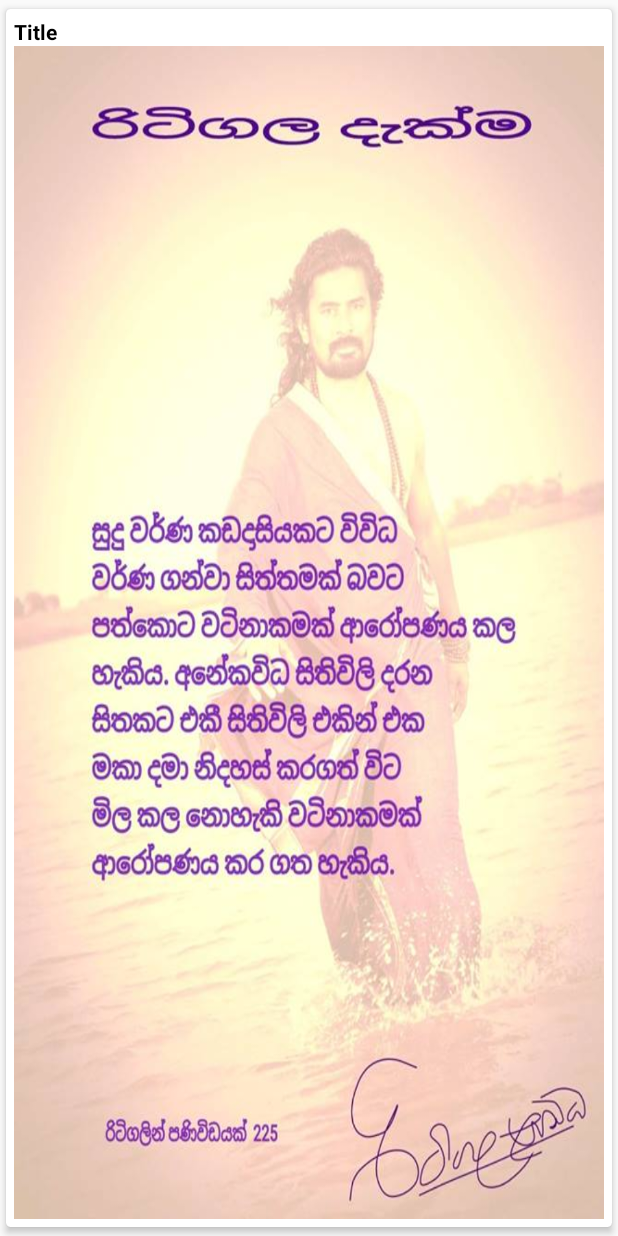
After one commit to ThamiduNaveen/rdk, an Android app: the layout one_panivida.xml on its own in the app's theme, with its tools: preview values and no code run, on a phone screen of 412 x 824 dp. The commit adds this screen. Run offline under Robolectric (Android 15) with nearby library versions, the phone set to English and light mode, and no system bars.

Commit message:
2 commit

```diff
--- a/app/src/main/AndroidManifest.xml
+++ b/app/src/main/AndroidManifest.xml
@@ -1,6 +1,9 @@
 <?xml version="1.0" encoding="utf-8"?>
 <manifest xmlns:android="http://schemas.android.com/apk/res/android"
     package="com.ritigala.app.ritigala_dakma">
+
+    <uses-permission android:name="android.permission.INTERNET"/>
+
 
     <application
         android:allowBackup="true"
--- /dev/null
+++ b/app/src/main/res/layout/one_panivida.xml
@@ -0,0 +1,30 @@
+<?xml version="1.0" encoding="utf-8"?>
+<android.support.v7.widget.CardView xmlns:android="http://schemas.android.com/apk/res/android"
+    android:layout_width="match_parent"
+    android:layout_height="wrap_content"
+    xmlns:app="http://schemas.android.com/apk/res-auto"
+    android:background="#fff"
+    app:cardCornerRadius="3dp"
+    app:cardElevation="3dp"
+    app:contentPadding="5dp"
+    app:cardUseCompatPadding="true">
+
+    <LinearLayout
+        android:layout_width="match_parent"
+        android:layout_height="wrap_content"
+        android:orientation="vertical">
+        <TextView
+            android:id="@+id/textView_one_panivida"
+            android:text="Title"
+            android:textColor="#000"
+            android:textStyle="bold"
+            android:layout_width="match_parent"
+            android:layout_height="wrap_content" />
+        <ImageView
+            android:layout_width="match_parent"
+            android:layout_height="wrap_content"
+            android:id="@+id/imageView_one_panivida"
+            android:background="@drawable/sample"/>
+    </LinearLayout>
+
+</android.support.v7.widget.CardView>
--- a/build.gradle
+++ b/build.gradle
@@ -12,6 +12,7 @@ buildscript {
 
         // NOTE: Do not place your application dependencies here; they belong
         // in the individual module build.gradle files
+        classpath 'com.google.gms:google-services:3.1.1'
     }
 }
 
```
Also changed, not shown: app/build.gradle (+9 -0 lines), app/src/main/java/com/ritigala/app/ritigala_dakma/Model.java (added, +22 -0 lines), app/src/main/java/com/ritigala/app/ritigala_dakma/ViewHolder.java (+7 -3 lines), app/src/main/java/com/ritigala/app/ritigala_dakma/panividaFragment.java (+38 -0 lines), app/src/main/res/drawable/sample.jpg (added).
